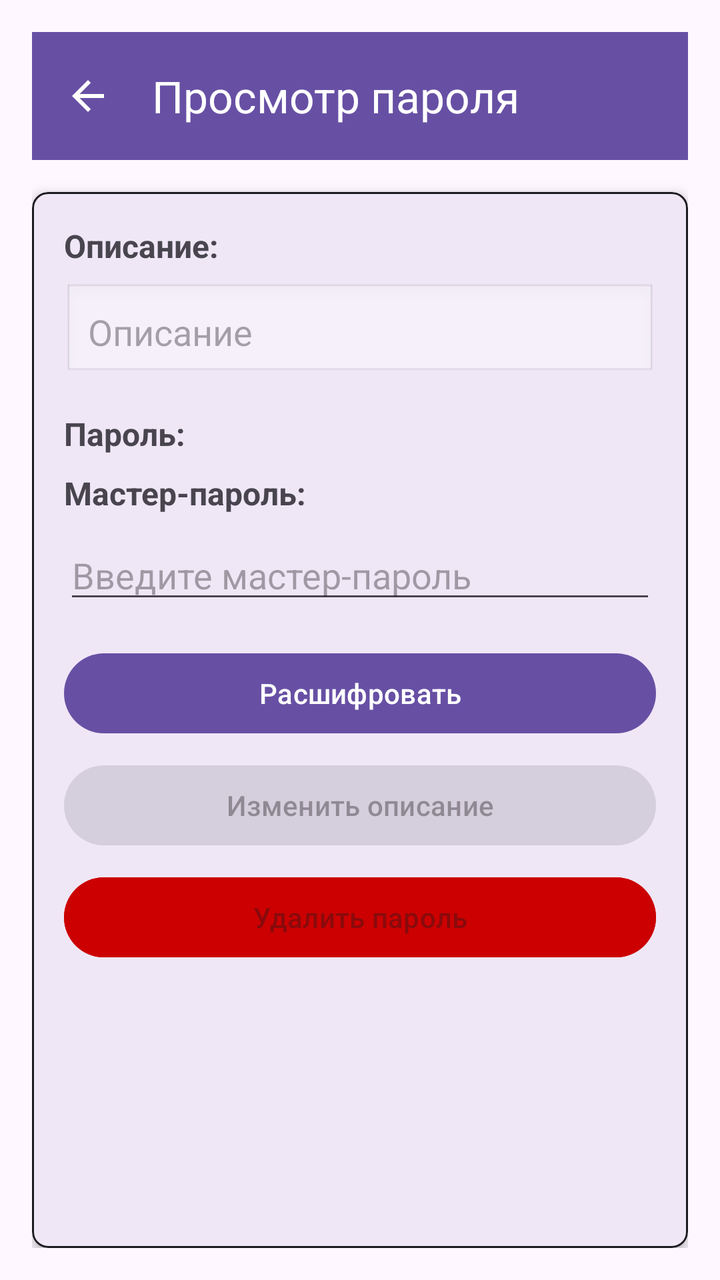
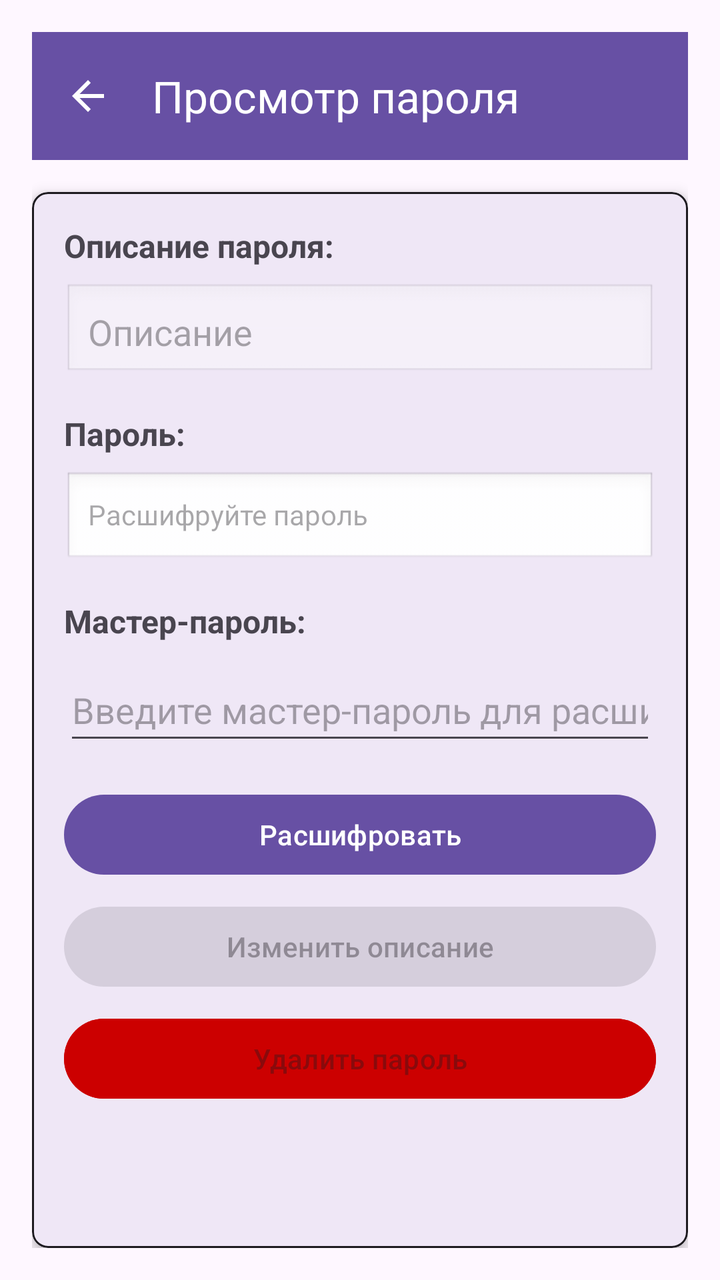

Compare the two renders of this Android layout. The source of the first and the diff that turns it into the second are given below.
<!-- AndroidManifest.xml: application theme Theme.PassManager -->
<!-- res/layout/activity_show_password.xml -->
<?xml version="1.0" encoding="utf-8"?>
<androidx.drawerlayout.widget.DrawerLayout xmlns:android="http://schemas.android.com/apk/res/android"
    xmlns:app="http://schemas.android.com/apk/res-auto"
    android:layout_width="match_parent"
    android:layout_height="match_parent"
    android:fitsSystemWindows="true">

    
    <LinearLayout
        android:layout_width="match_parent"
        android:layout_height="match_parent"
        android:orientation="vertical"
        android:padding="16dp"
        android:fitsSystemWindows="true">

        <androidx.appcompat.widget.Toolbar
            android:id="@+id/toolbar"
            android:layout_width="match_parent"
            android:layout_height="?attr/actionBarSize"
            android:background="?attr/colorPrimary"
            android:theme="@style/ThemeOverlay.AppCompat.Dark.ActionBar"
            app:popupTheme="@style/ThemeOverlay.AppCompat.Light"
            app:navigationIcon="?attr/homeAsUpIndicator"
            app:title="Просмотр пароля"
            android:layout_marginBottom="16dp" />

        
        <com.google.android.material.card.MaterialCardView
            android:layout_width="match_parent"
            android:layout_height="match_parent"
            app:cardElevation="4dp"
            app:cardCornerRadius="8dp"
            app:cardBackgroundColor="?attr/colorSurface"
            app:strokeColor="?attr/colorOnSurface"
            app:strokeWidth="1dp">

            <LinearLayout
                android:layout_width="match_parent"
                android:layout_height="wrap_content"
                android:orientation="vertical"
                android:padding="16dp">

                <TextView
                    android:layout_width="match_parent"
                    android:layout_height="wrap_content"
                    android:text="Описание:"
                    android:textSize="16sp"
                    android:textStyle="bold"
                    android:layout_marginBottom="8dp" />

                <EditText
                    android:id="@+id/descriptionText"
                    android:layout_width="match_parent"
                    android:layout_height="wrap_content"
                    android:hint="Описание"
                    android:background="@android:drawable/edit_text"
                    android:padding="12dp"
                    android:layout_marginBottom="16dp"
                    android:enabled="false" /> 

                <TextView
                    android:layout_width="match_parent"
                    android:layout_height="wrap_content"
                    android:text="Пароль:"
                    android:textSize="16sp"
                    android:textStyle="bold"
                    android:layout_marginBottom="8dp" />

                <TextView
                    android:id="@+id/passwordText"
                    android:layout_width="match_parent"
                    android:layout_height="wrap_content"
                    android:hint="Пароль"
                    android:background="@android:drawable/edit_text"
                    android:padding="12dp"
                    android:layout_marginBottom="16dp"
                    android:visibility="gone" /> 

                <TextView
                    android:layout_width="match_parent"
                    android:layout_height="wrap_content"
                    android:text="Мастер-пароль:"
                    android:textSize="16sp"
                    android:textStyle="bold"
                    android:layout_marginBottom="8dp" />

                <EditText
                    android:id="@+id/masterPasswordEditText"
                    android:layout_width="match_parent"
                    android:layout_height="wrap_content"
                    android:hint="Введите мастер-пароль"
                    android:inputType="textPassword"
                    android:layout_marginBottom="16dp" />

                <Button
                    android:id="@+id/decryptButton"
                    android:layout_width="match_parent"
                    android:layout_height="wrap_content"
                    android:text="Расшифровать"
                    android:layout_marginBottom="8dp" />

                <Button
                    android:id="@+id/editDescriptionButton"
                    android:layout_width="match_parent"
                    android:layout_height="wrap_content"
                    android:text="Изменить описание"
                    android:enabled="false"
                    android:layout_marginBottom="8dp" />

                <Button
                    android:id="@+id/deletePasswordButton"
                    android:layout_width="match_parent"
                    android:layout_height="wrap_content"
                    android:text="Удалить пароль"
                    android:enabled="false"
                    android:backgroundTint="@android:color/holo_red_dark" />

            </LinearLayout>

        </com.google.android.material.card.MaterialCardView>

    </LinearLayout>

</androidx.drawerlayout.widget.DrawerLayout>
<!-- resources referenced by this layout -->
<resources>
  <style name="Theme.PassManager" parent="Theme.Material3.DayNight.NoActionBar" />
</resources>

<!-- the commit's change to res/layout/activity_show_password.xml (unified diff, before → after) -->
@@ -43,7 +43,7 @@
                 <TextView
                     android:layout_width="match_parent"
                     android:layout_height="wrap_content"
-                    android:text="Описание:"
+                    android:text="Описание пароля:"
                     android:textSize="16sp"
                     android:textStyle="bold"
                     android:layout_marginBottom="8dp" />
@@ -56,7 +56,7 @@
                     android:background="@android:drawable/edit_text"
                     android:padding="12dp"
                     android:layout_marginBottom="16dp"
-                    android:enabled="false" /> 
+                    android:enabled="false" />
 
                 <TextView
                     android:layout_width="match_parent"
@@ -70,11 +70,11 @@
                     android:id="@+id/passwordText"
                     android:layout_width="match_parent"
                     android:layout_height="wrap_content"
-                    android:hint="Пароль"
+                    android:hint="Расшифруйте пароль"
                     android:background="@android:drawable/edit_text"
                     android:padding="12dp"
                     android:layout_marginBottom="16dp"
-                    android:visibility="gone" /> 
+                    android:visibility="visible" />
 
                 <TextView
                     android:layout_width="match_parent"
@@ -88,9 +88,10 @@
                     android:id="@+id/masterPasswordEditText"
                     android:layout_width="match_parent"
                     android:layout_height="wrap_content"
-                    android:hint="Введите мастер-пароль"
+                    android:hint="Введите мастер-пароль для расшифровки"
                     android:inputType="textPassword"
-                    android:layout_marginBottom="16dp" />
+                    android:layout_marginBottom="16dp"
+                    android:minHeight="48dp" />
 
                 <Button
                     android:id="@+id/decryptButton"
